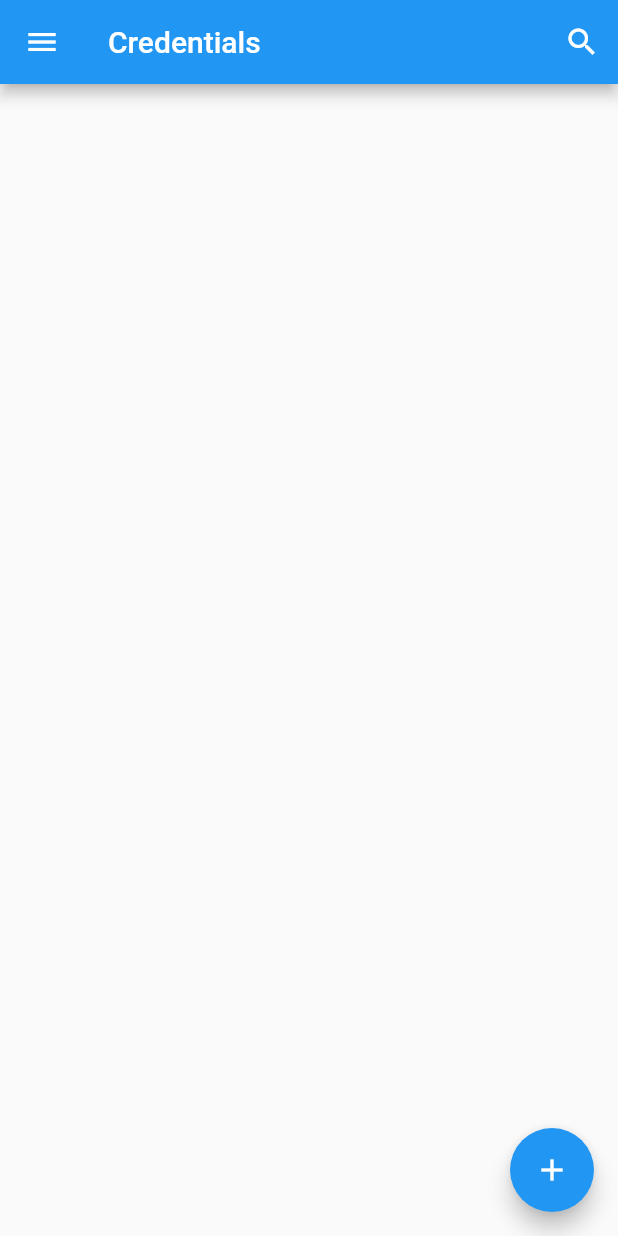
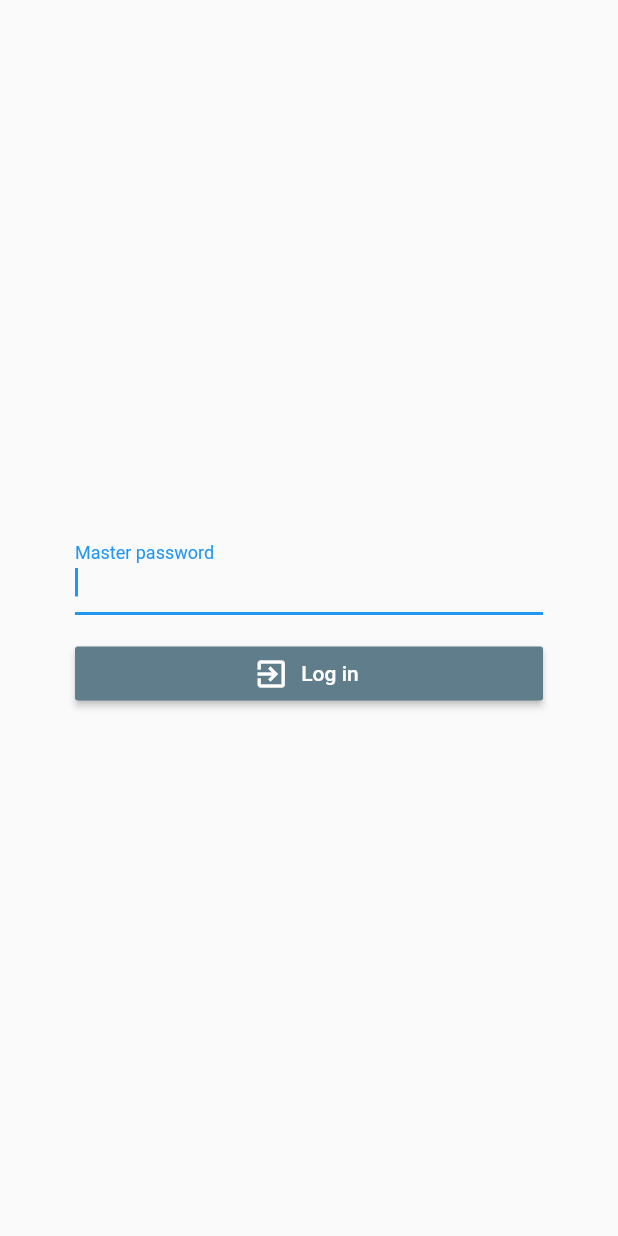
Before and after one commit to proteye/password-manager, a Flutter app: the screen it shows after launch, on a phone screen of 412 x 824 dp. Run offline on Flutter 3.47's test engine with Material 2 defaults, Android fonts, the phone set to English and light mode, and no system bars; our stand-ins replace local_auth, shared_preferences, sqflite, synchronized; missing offline and left inert: pointycastle; accounts and stored records are empty.

Commit message:
added login screen and logic

```diff
--- a/lib/main.dart
+++ b/lib/main.dart
@@ -1,25 +1,11 @@
 import 'package:flutter/material.dart';
 
 import 'package:password_manager/src/routing.dart';
-import 'package:password_manager/src/utils/db.util.dart';
-
-DbHelper dbHelper = new DbHelper();
 
 void main() => runApp(App());
 
 class App extends StatelessWidget {
   const App({Key key}) : super(key: key);
-
-  void init() async {
-    // await dbHelper.deleteDb();
-    await dbHelper.database;
-  }
-
-  @override
-  StatelessElement createElement() {
-    this.init();
-    return StatelessElement(this);
-  }
 
   @override
   Widget build(BuildContext context) {
--- a/lib/src/models/setting.model.dart
+++ b/lib/src/models/setting.model.dart
@@ -6,6 +6,7 @@ final String prefKey = 'settings';
 class SettingsModel {
   String pin = '';
   bool fingerprint = false;
+  String masterPassword = '';
   int dateCreate;
   int dateUpdate;
 
@@ -13,6 +14,7 @@ class SettingsModel {
     var map = <String, dynamic>{
       'pin': pin,
       'fingerprint': fingerprint,
+      'masterPassword': masterPassword,
       'dateCreate': dateCreate,
       'dateUpdate': dateUpdate,
     };
@@ -25,6 +27,7 @@ class SettingsModel {
   SettingsModel.fromMap(Map<String, dynamic> map) {
     pin = map['pin'];
     fingerprint = map['fingerprint'];
+    masterPassword = map['masterPassword'];
     dateCreate = map['dateCreate'];
     dateUpdate = map['dateUpdate'];
   }
@@ -33,6 +36,7 @@ class SettingsModel {
     var map = json.decode(jsonString);
     pin = map['pin'] ?? '';
     fingerprint = map['fingerprint'] ? true : false;
+    masterPassword = map['masterPassword'] ?? '';
     dateCreate = map['dateCreate'];
     dateUpdate = map['dateUpdate'];
   }
@@ -41,6 +45,7 @@ class SettingsModel {
     return {
       'pin': pin,
       'fingerprint': fingerprint,
+      'masterPassword': masterPassword,
       'dateCreate': dateCreate,
       'dateUpdate': dateUpdate,
     };
--- a/lib/src/routing.dart
+++ b/lib/src/routing.dart
@@ -1,5 +1,6 @@
 import 'package:flutter/material.dart';
 
+import 'package:password_manager/src/screens/auth/login.screen.dart';
 import 'package:password_manager/src/screens/credentials/credentials_list.screen.dart';
 import 'package:password_manager/src/screens/credentials/credentials_detail.screen.dart';
 import 'package:password_manager/src/screens/cards/cards_list.screen.dart';
@@ -13,7 +14,8 @@ import 'package:password_manager/src/screens/settings/master_password.screen.dar
 class Routing {
   static routes() {
     return {
-      '/': (context) => new CredentialsListScreen(),
+      '/': (context) => new LoginScreen(),
+      '/credentials': (context) => new CredentialsListScreen(),
       '/credentialsDetail': (context) => new CredentialsDetailScreen(),
       '/cards': (context) => new CardsListScreen(),
       '/cardsDetail': (context) => new CardsDetailScreen(),
@@ -29,7 +31,7 @@ class Routing {
     return [
       {
         'title': 'Credentials',
-        'path': '/',
+        'path': '/credentials',
         'icon': Icons.vpn_key,
       },
       {
@@ -52,6 +54,11 @@ class Routing {
         'path': '/settings',
         'icon': Icons.settings,
       },
+      {
+        'title': 'Lock app',
+        'path': '/',
+        'icon': Icons.lock,
+      },
     ];
   }
 }
--- /dev/null
+++ b/lib/src/screens/auth/login.screen.dart
@@ -0,0 +1,187 @@
+import 'package:flutter/material.dart';
+import 'package:local_auth/local_auth.dart';
+
+import 'package:password_manager/src/models/setting.model.dart';
+import 'package:password_manager/src/utils/db.util.dart';
+
+class LoginScreen extends StatefulWidget {
+  @override
+  _LoginScreenState createState() => _LoginScreenState();
+}
+
+class _LoginScreenState extends State<LoginScreen> {
+  final _scaffoldKey = GlobalKey<ScaffoldState>();
+  final _formKey = GlobalKey<FormState>();
+  final _localAuth = LocalAuthentication();
+  final _settingsProvider = SettingsProvider();
+  SettingsModel _settings = SettingsModel();
+  DbHelper _dbHelper = new DbHelper();
+  bool _fingerprintEnabled = false;
+  String _pin = '';
+  String _password = '';
+  bool _error = false;
+
+  _save() async {
+    _error = false;
+    _formKey.currentState.save();
+    if (!_formKey.currentState.validate()) {
+      _scaffoldKey.currentState.hideCurrentSnackBar();
+      _scaffoldKey.currentState.showSnackBar(
+          SnackBar(content: Text('Please, fill in all required fields')));
+      return;
+    }
+    // Check pin code
+    if (_settings.pin.isNotEmpty && _pin != _settings.pin) {
+      setState(() {
+        _error = true;
+      });
+      _formKey.currentState.validate();
+      return;
+    }
+    // Check master password
+    var password =
+        _settings.pin.isNotEmpty ? _settings.masterPassword : _password;
+    bool isValid = await _dbHelper.decryptDb(password);
+    if (!isValid) {
+      setState(() {
+        _error = true;
+      });
+      _formKey.currentState.validate();
+      return;
+    }
+    // Pin or password is valid
+    await _success();
+  }
+
+  _success() async {
+    if (_settings.masterPassword.isEmpty) {
+      _settings.masterPassword = _password;
+      await _settingsProvider.setSettings(_settings);
+    }
+    // await dbHelper.deleteDb();
+    await _dbHelper.database;
+    _scaffoldKey.currentState.hideCurrentSnackBar();
+    Navigator.pushNamed(context, '/credentials');
+  }
+
+  Future<SettingsModel> _fetchSettings() async {
+    _settings = await _settingsProvider.getSettings();
+    return _settings;
+  }
+
+  _renderTextField() {
+    if (_settings.pin.isNotEmpty) {
+      return TextFormField(
+        key: Key('pin'),
+        autocorrect: false,
+        autofocus: true,
+        obscureText: true,
+        maxLength: 4,
+        keyboardType: TextInputType.number,
+        decoration: InputDecoration(
+          labelText: 'PIN code',
+        ),
+        validator: (value) {
+          if (value.isEmpty || value.length < 4) {
+            return 'Please enter the code';
+          }
+          if (_error) {
+            return 'PIN code is invalid';
+          }
+        },
+        onSaved: (text) {
+          _pin = text;
+        },
+      );
+    }
+
+    return TextFormField(
+      key: Key('password'),
+      autocorrect: false,
+      autofocus: true,
+      obscureText: true,
+      keyboardType: TextInputType.text,
+      decoration: InputDecoration(
+        labelText: 'Master password',
+      ),
+      validator: (value) {
+        if (value.isEmpty) {
+          return 'Please enter password';
+        }
+        if (_error) {
+          return 'Password is invalid';
+        }
+      },
+      onSaved: (text) {
+        _password = text;
+      },
+    );
+  }
+
+  initFingerprint() async {
+    bool canCheckBiometrics = await _localAuth.canCheckBiometrics;
+    if (!canCheckBiometrics) {
+      return;
+    }
+
+    List<BiometricType> availableBiometrics =
+        await _localAuth.getAvailableBiometrics();
+    if (availableBiometrics.contains(BiometricType.fingerprint)) {
+      _fingerprintEnabled = true;
+      bool didAuthenticate = await _localAuth.authenticateWithBiometrics(
+          localizedReason: 'Please authenticate to show account balance');
+      if (didAuthenticate) {
+        _success();
+      }
+    }
+  }
+
+  @override
+  void initState() {
+    super.initState();
+    initFingerprint();
+  }
+
+  @override
+  Widget build(BuildContext context) {
+    return Scaffold(
+      key: _scaffoldKey,
+      body: FutureBuilder<SettingsModel>(
+        future: _fetchSettings(),
+        builder: (BuildContext context, AsyncSnapshot<SettingsModel> snapshot) {
+          if (snapshot.hasData) {
+            return Center(
+              child: Container(
+                alignment: Alignment.center,
+                margin: const EdgeInsets.all(50.0),
+                child: Form(
+                  key: _formKey,
+                  child: Column(
+                    mainAxisAlignment: MainAxisAlignment.center,
+                    crossAxisAlignment: CrossAxisAlignment.center,
+                    children: <Widget>[
+                      _renderTextField(),
+                      SizedBox(height: 15.0),
+                      SizedBox(
+                        width: double.infinity,
+                        child: RaisedButton.icon(
+                          color: Colors.blueGrey,
+                          textColor: Colors.white,
+                          label: Text('Log in'),
+                          icon: Icon(Icons.exit_to_app),
+                          onPressed: _save,
+                        ),
+                      ),
+                    ],
+                  ),
+                ),
+              ),
+            );
+          } else {
+            return Center(child: CircularProgressIndicator());
+          }
+        },
+      ),
+    );
+  }
+}
```
Also changed, not shown: lib/src/drawer.dart (+7 -3 lines), lib/src/screens/settings/master_password.screen.dart (+17 -0 lines), lib/src/utils/db.util.dart (+12 -2 lines).
